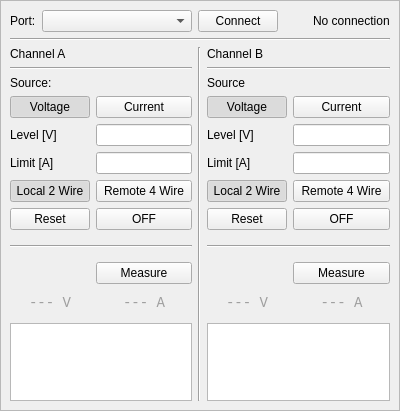
This is modules/smu/SmuWidget.ui in Silas-Hoerz/Modulab as Qt 5 draws it before an edit. The edited form follows.
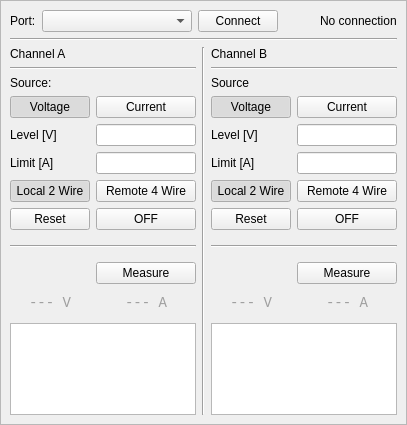
This is the edited form.

```diff
--- a/modules/smu/SmuWidget.ui
+++ b/modules/smu/SmuWidget.ui
@@ -6,8 +6,8 @@
    <rect>
     <x>0</x>
     <y>0</y>
-    <width>400</width>
-    <height>411</height>
+    <width>407</width>
+    <height>425</height>
    </rect>
   </property>
   <property name="windowTitle">
@@ -178,6 +178,9 @@
             </item>
             <item row="2" column="1">
              <widget class="QPushButton" name="pushButton_currentA">
+              <property name="styleSheet">
+               <string notr="true">QPushButton:checked {color:black;}</string>
+              </property>
               <property name="text">
                <string>Current</string>
               </property>
@@ -204,6 +207,9 @@
             </item>
             <item row="8" column="1">
              <widget class="QPushButton" name="pushButton_outputA">
+              <property name="styleSheet">
+               <string notr="true">QPushButton:checked {color:black;}</string>
+              </property>
               <property name="text">
                <string>OFF</string>
               </property>
@@ -245,6 +251,9 @@
             </item>
             <item row="7" column="1">
              <widget class="QPushButton" name="pushButton_remoteA">
+              <property name="styleSheet">
+               <string notr="true">QPushButton:checked {color:black;}</string>
+              </property>
               <property name="text">
                <string>Remote 4 Wire</string>
               </property>
@@ -419,6 +428,9 @@
             </item>
             <item row="6" column="1">
              <widget class="QPushButton" name="pushButton_remoteB">
+              <property name="styleSheet">
+               <string notr="true">QPushButton:checked {color:black;}</string>
+              </property>
               <property name="text">
                <string>Remote 4 Wire</string>
               </property>
@@ -448,6 +460,9 @@
             </item>
             <item row="1" column="1">
              <widget class="QPushButton" name="pushButton_currentB">
+              <property name="styleSheet">
+               <string notr="true">QPushButton:checked {color:black;}</string>
+              </property>
               <property name="text">
                <string>Current</string>
               </property>
@@ -500,6 +515,9 @@
             </item>
             <item row="1" column="0">
              <widget class="QPushButton" name="pushButton_voltageB">
+              <property name="styleSheet">
+               <string notr="true">QPushButton:checked {color:black;}</string>
+              </property>
               <property name="text">
                <string>Voltage</string>
               </property>
@@ -513,6 +531,9 @@
             </item>
             <item row="6" column="0">
              <widget class="QPushButton" name="pushButton_localB">
+              <property name="styleSheet">
+               <string notr="true">QPushButton:checked {color:black;}</string>
+              </property>
               <property name="text">
                <string>Local 2 Wire</string>
               </property>
@@ -526,6 +547,9 @@
             </item>
             <item row="7" column="0">
              <widget class="QPushButton" name="pushButton_resetB">
+              <property name="styleSheet">
+               <string notr="true">QPushButton:checked {color:black;}</string>
+              </property>
               <property name="text">
                <string>Reset</string>
               </property>
@@ -533,6 +557,9 @@
             </item>
             <item row="7" column="1">
              <widget class="QPushButton" name="pushButton_outputB">
+              <property name="styleSheet">
+               <string notr="true">QPushButton:checked {color:black;}</string>
+              </property>
               <property name="text">
                <string>OFF</string>
               </property>
```
Left out of the diff: 15 changed lines with no effect on the pictures.
